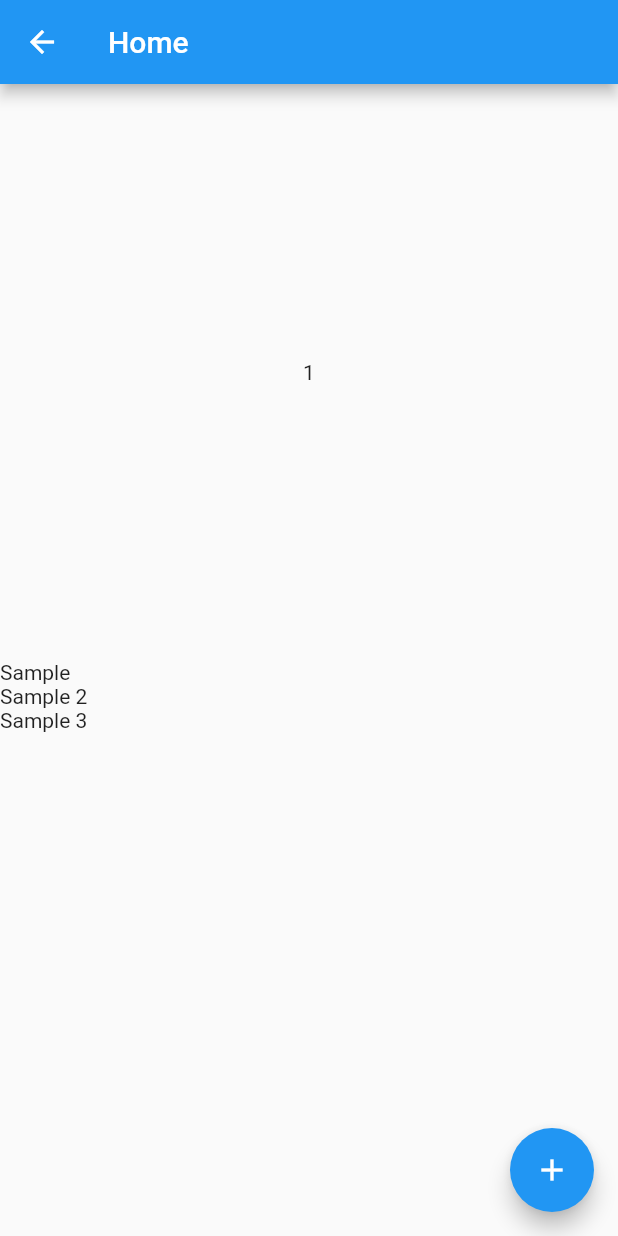
After one commit to PawlikMichal25/bloc_suboptimal_mistake, a Flutter app: the HomePageOptimized screen opened directly, after a tap on the "add" icon, on a phone screen of 412 x 824 dp. The commit adds this screen. Run offline on Flutter 3.47's test engine with Material 2 defaults, Android fonts, the phone set to English and light mode, and no system bars; our stand-ins replace flutter_bloc, freezed_annotation.

Commit message:
Created both examples

```diff
--- a/analysis_options.yaml
+++ b/analysis_options.yaml
@@ -35,3 +35,4 @@ linter:
     use_colored_box: true
     use_enums: true
     use_super_parameters: true
+    avoid_print: false
--- a/lib/home/home_cubit.dart
+++ b/lib/home/cubit/home_cubit.dart
@@ -1,4 +1,4 @@
-import 'package:bloc_suboptimal_mistake/home/home_state.dart';
+import 'package:bloc_suboptimal_mistake/home/cubit/home_state.dart';
 import 'package:flutter_bloc/flutter_bloc.dart';
 
 class HomeCubit extends Cubit<HomeState> {
--- a/lib/home/home_page.dart
+++ /dev/null
@@ -1,78 +0,0 @@
-// ignore_for_file: avoid_print
-
-import 'package:bloc_suboptimal_mistake/home/home_cubit.dart';
-import 'package:bloc_suboptimal_mistake/home/home_state.dart';
-import 'package:flutter/material.dart';
-import 'package:flutter_bloc/flutter_bloc.dart';
-
-class HomePage extends StatelessWidget {
-  @override
-  Widget build(BuildContext context) {
-    return BlocProvider(
-      create: (_) => HomeCubit()..loadProducts(),   // Will load "secondValue"
-      child: Scaffold(
-        appBar: AppBar(
-          title: const Text('Home'),
-        ),
-        body: BlocBuilder<HomeCubit, HomeState>(
-          builder: (context, state) {
-            return state.map(
-              loading: (_) => const CircularProgressIndicator(),
-              error: (error) => Text(error.message),
-              success: (success) => Column(
-                children: [
-                  Expanded(
-                    child: FirstSection(success.firstValue),  // FirstSection depends only on "firstValue"
-                  ),
-                  Expanded(
-                    child: SecondSection(success.secondValue),  // SecondSection depends only on "secondValue"
-                  ),
-                ],
-              ),
-            );
-          },
-        ),
-        floatingActionButton: Builder(
-          builder: (context) {
-            return FloatingActionButton(
-              onPressed: () => context.read<HomeCubit>().incrementCounter(),  // Will update "firstValue"
-              child: const Icon(Icons.add),
-            );
-          },
-        ),
-      ),
-    );
-  }
-}
-
-
-
-
-class FirstSection extends StatelessWidget {
-  final int value;
-
-  const FirstSection(this.value);
-
-  @override
-  Widget build(BuildContext context) {
-    print("Building FirstSection");
-    return Center(
-      child: Text(value.toString()),
-    );
-  }
-}
-
-class SecondSection extends StatelessWidget {
-  final List<String> products;
-
-  const SecondSection(this.products);
-
-  @override
-  Widget build(BuildContext context) {
-    print("Building SecondSection");
-    return ListView.builder(
-      itemCount: products.length,
-      itemBuilder: (context, index) => Text(products[index]),
-    );
-  }
-}
--- /dev/null
+++ b/lib/home/presentation/home_page.dart
@@ -0,0 +1,46 @@
+import 'package:bloc_suboptimal_mistake/home/cubit/home_cubit.dart';
+import 'package:bloc_suboptimal_mistake/home/cubit/home_state.dart';
+import 'package:bloc_suboptimal_mistake/home/presentation/widgets/first_section.dart';
+import 'package:bloc_suboptimal_mistake/home/presentation/widgets/second_section.dart';
+import 'package:flutter/material.dart';
+import 'package:flutter_bloc/flutter_bloc.dart';
+
+class HomePage extends StatelessWidget {
+  @override
+  Widget build(BuildContext context) {
+    return BlocProvider(
+      create: (_) => HomeCubit()..loadProducts(), // Will load "secondValue"
+      child: Scaffold(
+        appBar: AppBar(
+          title: const Text('Home'),
+        ),
+        body: BlocBuilder<HomeCubit, HomeState>(
+          builder: (context, state) {
+            return state.map(
+              loading: (_) => const CircularProgressIndicator(),
+              error: (error) => Text(error.message),
+              success: (success) => Column(
+                children: [
+                  Expanded(
+                    child: FirstSection(success.firstValue), // FirstSection depends only on "firstValue"
+                  ),
+                  Expanded(
+                    child: SecondSection(success.secondValue), // SecondSection depends only on "secondValue"
+                  ),
+                ],
+              ),
+            );
+          },
+        ),
+        floatingActionButton: Builder(
+          builder: (context) {
+            return FloatingActionButton(
+              onPressed: () => context.read<HomeCubit>().incrementCounter(), // Will update "firstValue"
+              child: const Icon(Icons.add),
+            );
+          },
+        ),
+      ),
+    );
+  }
+}
--- /dev/null
+++ b/lib/home/presentation/home_page_optimized.dart
@@ -0,0 +1,78 @@
+import 'package:bloc_suboptimal_mistake/home/cubit/home_cubit.dart';
+import 'package:bloc_suboptimal_mistake/home/cubit/home_state.dart';
+import 'package:bloc_suboptimal_mistake/home/presentation/widgets/first_section.dart';
+import 'package:bloc_suboptimal_mistake/home/presentation/widgets/second_section.dart';
+import 'package:flutter/material.dart';
+import 'package:flutter_bloc/flutter_bloc.dart';
+
+class HomePageOptimized extends StatelessWidget {
+  @override
+  Widget build(BuildContext context) {
+    return BlocProvider(
+      create: (_) => HomeCubit()..loadProducts(),
+      child: Scaffold(
+        appBar: AppBar(
+          title: const Text('Home'),
+        ),
+        body: BlocBuilder<HomeCubit, HomeState>(
+          // Rebuild whole page only when state's type changed
+          buildWhen: (previous, current) => previous.runtimeType != current.runtimeType,
+          builder: (context, state) {
+            return state.map(
+              loading: (_) => const CircularProgressIndicator(),
+              error: (error) => Text(error.message),
+              success: (success) => Column(
+                children: [
+                  Expanded(
+                    child: BlocBuilder<HomeCubit, HomeState>(
+                      // Rebuild only when firstValue changed
+                      buildWhen: (previous, current) {
+                        if (previous is Success && current is Success) {
+                          return previous.firstValue != current.firstValue;
+                        }
+                        return false;
+                      },
+                      builder: (context, state) {
+                        if (state is Success) {
+                          return FirstSection(state.firstValue);
+                        } else {
+                          throw Exception('Impossible'); // or just return SizedBox ;)
+                        }
+                      },
+                    ),
+                  ),
+                  Expanded(
+                    child: BlocBuilder<HomeCubit, HomeState>(
+                      // Rebuild only when secondValue changed
+                      buildWhen: (previous, current) {
+                        if (previous is Success && current is Success) {
+                          return previous.secondValue != current.secondValue;
+                        }
+                        return false;
+                      },
+                      builder: (context, state) {
+                        if (state is Success) {
+                          return SecondSection(state.secondValue);
+                        } else {
+                          throw Exception('Impossible'); // or just return SizedBox ;)
+                        }
+                      },
+                    ),
+                  ),
+                ],
+              ),
+            );
+          },
+        ),
+        floatingActionButton: Builder(
+          builder: (context) {
+            return FloatingActionButton(
+              onPressed: () => context.read<HomeCubit>().incrementCounter(),
+              child: const Icon(Icons.add),
+            );
+          },
+        ),
+      ),
+    );
+  }
+}
--- /dev/null
+++ b/lib/home/presentation/widgets/first_section.dart
@@ -0,0 +1,15 @@
+import 'package:flutter/material.dart';
+
+class FirstSection extends StatelessWidget {
+  final int value;
+
+  const FirstSection(this.value);
+
+  @override
+  Widget build(BuildContext context) {
+    print("Building FirstSection");
+    return Center(
+      child: Text(value.toString()),
+    );
+  }
+}
--- /dev/null
+++ b/lib/home/presentation/widgets/second_section.dart
@@ -0,0 +1,16 @@
+import 'package:flutter/material.dart';
+
+class SecondSection extends StatelessWidget {
+  final List<String> products;
+
+  const SecondSection(this.products);
+
+  @override
+  Widget build(BuildContext context) {
+    print("Building SecondSection");
+    return ListView.builder(
+      itemCount: products.length,
+      itemBuilder: (context, index) => Text(products[index]),
+    );
+  }
+}
--- a/lib/main.dart
+++ b/lib/main.dart
@@ -1,4 +1,4 @@
-import 'package:bloc_suboptimal_mistake/home/home_page.dart';
+import 'package:bloc_suboptimal_mistake/home/presentation/home_page.dart';
 import 'package:flutter/material.dart';
 
 void main() {
```
Also changed, not shown: lib/home/cubit/home_state.dart (renamed from lib/home/home_state.dart), lib/home/cubit/home_state.freezed.dart.
